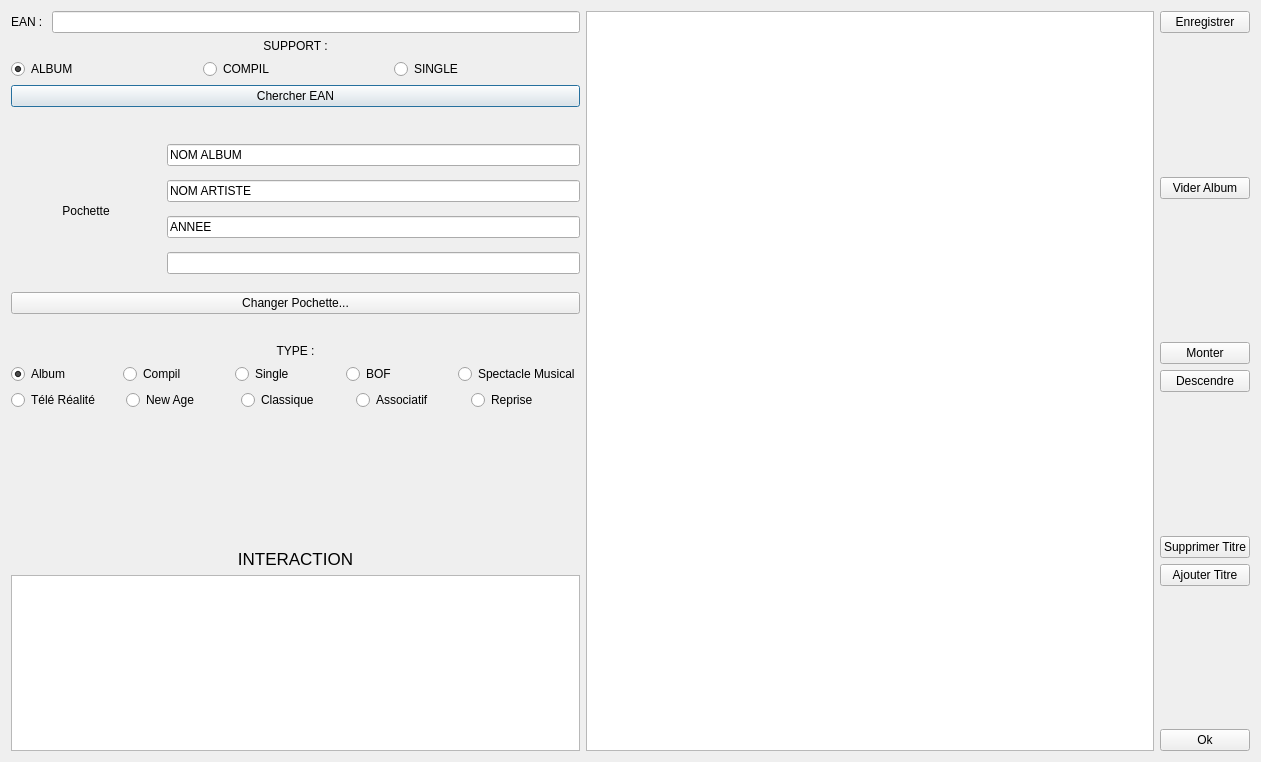
Old version of the form projet-musique/core/dialogajouterphys.ui in the repository toopoormaghell/projet-musique.
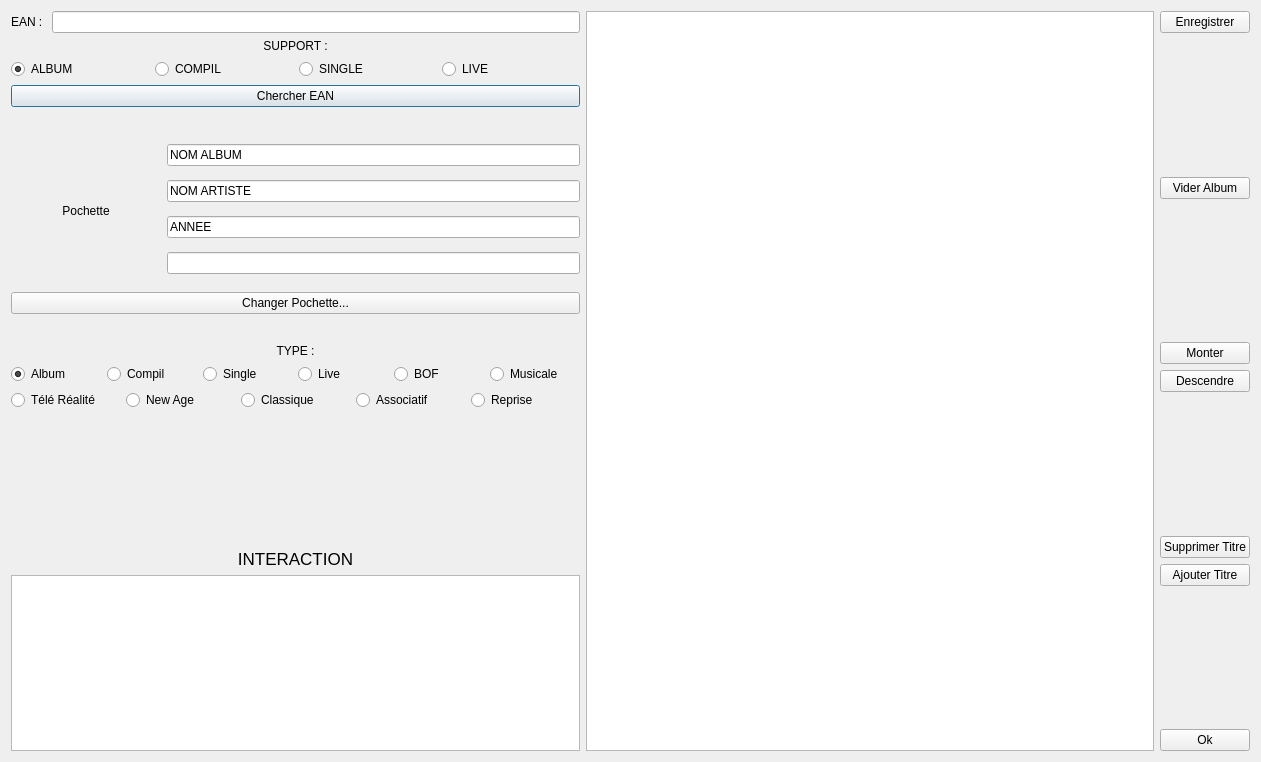
New version of the form.

Commit message: Ajout dans la boite de dialogue, dialogajouterphys, du choix du live. Malgré tout, il faut cabler sur le cpp.

What changed in the file:
```diff
--- a/projet-musique/core/dialogajouterphys.ui
+++ b/projet-musique/core/dialogajouterphys.ui
@@ -79,6 +79,16 @@
          </attribute>
         </widget>
        </item>
+       <item>
+        <widget class="QRadioButton" name="Live">
+         <property name="text">
+          <string>LIVE</string>
+         </property>
+         <attribute name="buttonGroup">
+          <string notr="true">buttonGroup</string>
+         </attribute>
+        </widget>
+       </item>
       </layout>
      </item>
      <item>
@@ -225,7 +235,17 @@
         </widget>
        </item>
        <item>
-        <widget class="QRadioButton" name="radioButton_3">
+        <widget class="QRadioButton" name="T_Live">
+         <property name="text">
+          <string>Live</string>
+         </property>
+         <attribute name="buttonGroup">
+          <string notr="true">buttonGroup_2</string>
+         </attribute>
+        </widget>
+       </item>
+       <item>
+        <widget class="QRadioButton" name="T_BOF">
          <property name="text">
           <string>BOF</string>
          </property>
@@ -237,7 +257,7 @@
        <item>
         <widget class="QRadioButton" name="radioButton_2">
          <property name="text">
-          <string>Spectacle Musical</string>
+          <string>Musicale</string>
          </property>
          <attribute name="buttonGroup">
           <string notr="true">buttonGroup_2</string>
```
Left out of the diff: 20 changed lines with no effect on the pictures. The commit also changes 1 other file.
